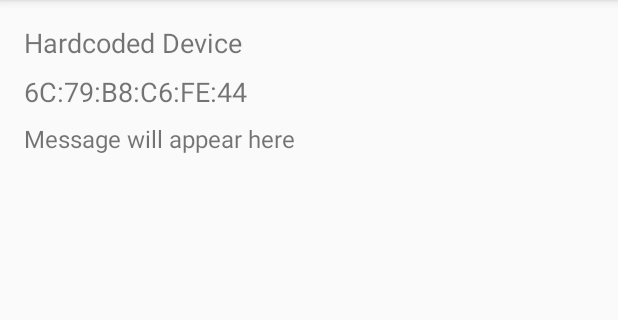
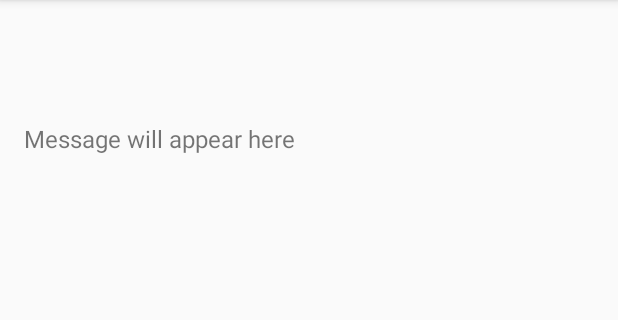
Before and after one commit to y-varde/SmartHomeMonitoringSystem, an Android app: the DeviceDetailActivity screen opened directly, with no data from a screen before it, on a phone screen of 412 x 824 dp, the part 84-404 px from its top. Run offline under Robolectric (Android 15) with nearby library versions, the phone set to English and light mode, and no system bars; 1 statement that could not run was skipped.

Commit message:
Using gatt to connect to the bluetooth device

```diff
--- a/app/src/main/java/com/example/cv/eeepois/DeviceDetailActivity.java
+++ b/app/src/main/java/com/example/cv/eeepois/DeviceDetailActivity.java
@@ -2,6 +2,11 @@ package com.example.cv.eeepois;
 
 import android.bluetooth.BluetoothAdapter;
 import android.bluetooth.BluetoothDevice;
+import android.bluetooth.BluetoothGatt;
+import android.bluetooth.BluetoothGattCallback;
+import android.bluetooth.BluetoothGattCharacteristic;
+import android.bluetooth.BluetoothGattService;
+import android.bluetooth.BluetoothProfile;
 import android.bluetooth.BluetoothSocket;
 import android.os.Bundle;
 import android.os.ParcelUuid;
@@ -11,16 +16,15 @@ import android.widget.Toast;
 
 import java.io.IOException;
 import java.io.InputStream;
+import java.lang.reflect.Method;
 import java.util.UUID;
 
 import android.util.Log;
 
 public class DeviceDetailActivity extends AppCompatActivity {
 
-    private static final String DEVICE_ADDRESS = "6C:79:B8:C6:FE:44"; // Hardcoded Bluetooth address
-    private static final UUID DEFAULT_UUID = UUID.fromString("00001101-0000-1000-8000-00805F9B34FB"); // SPP UUID
-    private BluetoothSocket btSocket;
-    private InputStream btInputStream;
+    private static final String TAG = "DeviceDetailActivity";
+    private BluetoothGatt bluetoothGatt;
     private TextView txtDeviceName;
     private TextView txtDeviceAddress;
     private TextView txtDeviceMessage;
@@ -34,10 +38,14 @@ public class DeviceDetailActivity extends AppCompatActivity {
         txtDeviceAddress = findViewById(R.id.txtDeviceAddress);
         txtDeviceMessage = findViewById(R.id.txtDeviceMessage);
 
-        txtDeviceName.setText("Hardcoded Device");
-        txtDeviceAddress.setText(DEVICE_ADDRESS);
+        // Retrieve device information from the Intent
+        String deviceName = getIntent().getStringExtra("deviceName");
+        String deviceAddress = getIntent().getStringExtra("deviceAddress");
 
-        connectToDevice(DEVICE_ADDRESS);
+        txtDeviceName.setText(deviceName);
+        txtDeviceAddress.setText(deviceAddress);
+
+        connectToDevice(deviceAddress);
     }
 
     private void connectToDevice(String MAC) {
@@ -47,101 +55,67 @@ public class DeviceDetailActivity extends AppCompatActivity {
             return;
         }
 
-        UUID[] uuids = fetchUuids(device);
-        if (uuids == null || uuids.length == 0) {
-            showToast("No UUIDs found for device, using default UUID");
-            uuids = new UUID[]{DEFAULT_UUID};
+        bluetoothGatt = device.connectGatt(this, false, gattCallback);
+    }
+
+    private final BluetoothGattCallback gattCallback = new BluetoothGattCallback() {
+        @Override
+        public void onConnectionStateChange(BluetoothGatt gatt, int status, int newState) {
+            if (newState == BluetoothProfile.STATE_CONNECTED) {
+                Log.d(TAG, "Connected to GATT server.");
+                showToast("Connected to GATT server.");
+                bluetoothGatt.discoverServices();
+            } else if (newState == BluetoothProfile.STATE_DISCONNECTED) {
+                Log.d(TAG, "Disconnected from GATT server.");
+                showToast("Disconnected from GATT server.");
+            }
         }
 
-        boolean connected = attemptConnection(device, uuids);
-        if (!connected) {
-            showToast("Failed to connect to device with any UUID");
-        }
-    }
-
-    private UUID[] fetchUuids(BluetoothDevice device) {
-        device.fetchUuidsWithSdp();
-        ParcelUuid[] parcelUuids = device.getUuids();
-        if (parcelUuids != null) {
-            UUID[] uuids = new UUID[parcelUuids.length];
-            for (int i = 0; i < parcelUuids.length; i++) {
-                uuids[i] = parcelUuids[i].getUuid();
-            }
-            return uuids;
-        }
-        return null;
-    }
-
-    private boolean attemptConnection(BluetoothDevice device, UUID[] uuids) {
-        boolean connected = false;
-        for (UUID uuid : uuids) {
-            if (tryConnect(device, uuid)) {
-                connected = true;
-                break;
+        @Override
+        public void onServicesDiscovered(BluetoothGatt gatt, int status) {
+            if (status == BluetoothGatt.GATT_SUCCESS) {
+                Log.d(TAG, "Services discovered.");
+                showToast("Services discovered.");
+                readCharacteristic();
+            } else {
+                Log.w(TAG, "onServicesDiscovered received: " + status);
             }
         }
-        return connected;
-    }
 
-    private boolean tryConnect(BluetoothDevice device, UUID uuid) {
-        boolean connected = false;
-        int attempts = 0;
-        while (!connected && attempts < 3) {
-            try {
-                Log.d("DeviceDetailActivity", "Attempting to create RFCOMM socket with UUID: " + uuid);
-                btSocket = device.createRfcommSocketToServiceRecord(uuid);
-                Log.d("DeviceDetailActivity", "Socket created, attempting to connect...");
-                btSocket.connect();
-                Log.d("DeviceDetailActivity", "Connected to device, getting input stream...");
-                btInputStream = btSocket.getInputStream();
-                startReadingData();
-                connected = true;
-            } catch (IOException e) {
-                Log.e("DeviceDetailActivity", "Failed to connect to device with UUID: " + uuid + ", attempt " + (attempts + 1), e);
-                attempts++;
-                closeSocket();
-                if (attempts >= 3) {
-                    showToast("Failed to connect to device after 3 attempts with UUID: " + uuid);
-                }
-            }
-        }
-        return connected;
-    }
-
-    private void startReadingData() {
-        new Thread(new Runnable() {
-            public void run() {
-                readDataFromDevice();
-            }
-        }).start();
-    }
-
-    private void readDataFromDevice() {
-        byte[] buffer = new byte[1024];
-        int bytes;
-        while (true) {
-            try {
-                bytes = btInputStream.read(buffer);
-                final String message = new String(buffer, 0, bytes);
+        @Override
+        public void onCharacteristicRead(BluetoothGatt gatt, BluetoothGattCharacteristic characteristic, int status) {
+            if (status == BluetoothGatt.GATT_SUCCESS) {
+                final String message = new String(characteristic.getValue());
                 runOnUiThread(new Runnable() {
                     @Override
                     public void run() {
                         txtDeviceMessage.setText(message);
                     }
                 });
-            } catch (IOException e) {
-                break;
             }
         }
-    }
+    };
 
-    private void closeSocket() {
-        try {
-            if (btSocket != null) {
-                btSocket.close();
+    private void readCharacteristic() {
+        if (bluetoothGatt == null) {
+            Log.w(TAG, "BluetoothGatt not initialized");
+            return;
+        }
+
+        // Replace with the UUID of the characteristic you want to read
+        UUID serviceUUID = UUID.fromString("0000180d-0000-1000-8000-00805f9b34fb"); // Example: Heart Rate Service
+        UUID characteristicUUID = UUID.fromString("00002a37-0000-1000-8000-00805f9b34fb"); // Example: Heart Rate Measurement
+
+        BluetoothGattService service = bluetoothGatt.getService(serviceUUID);
+        if (service != null) {
+            BluetoothGattCharacteristic characteristic = service.getCharacteristic(characteristicUUID);
+            if (characteristic != null) {
+                bluetoothGatt.readCharacteristic(characteristic);
+            } else {
+                Log.w(TAG, "Characteristic not found");
             }
-        } catch (IOException e) {
-            Log.e("DeviceDetailActivity", "Failed to close socket", e);
+        } else {
+            Log.w(TAG, "Service not found");
         }
     }
 
```
